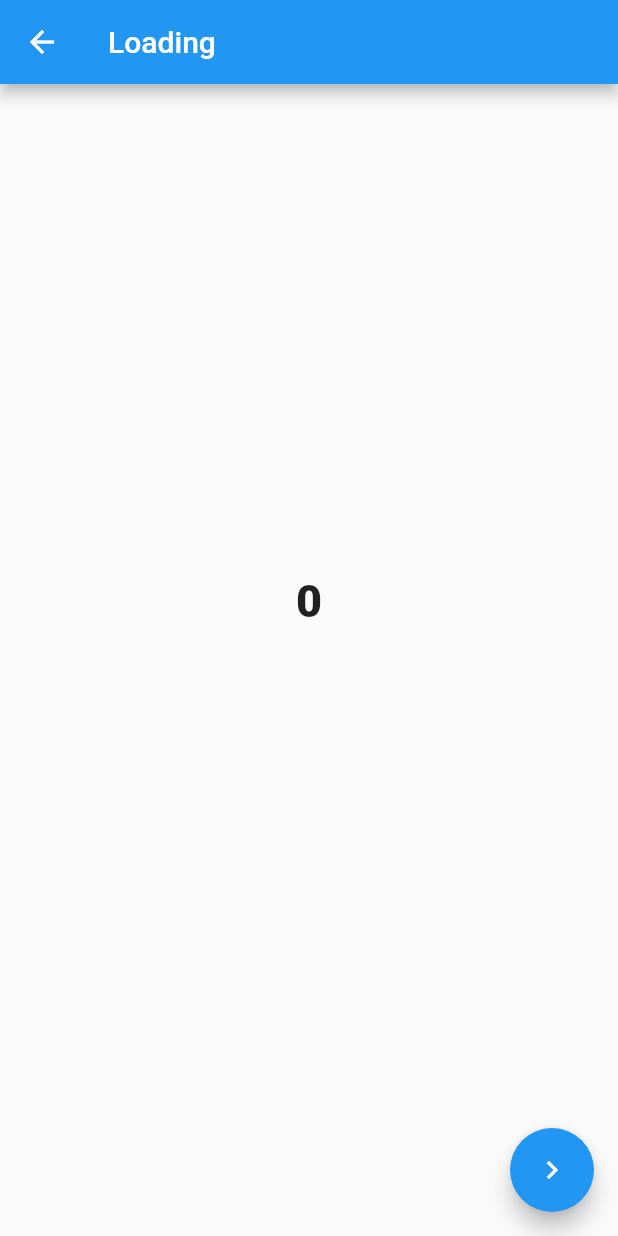
After one commit to zzpmaster/flutter_3d_card, a Flutter app: the screen it shows after launch, after a tap on "Loading", on a phone screen of 412 x 824 dp. The commit adds this screen. Run offline on Flutter 3.47's test engine with Material 2 defaults, Android fonts, the light colour scheme and no system bars; our stand-ins replace flutter_svg.

Commit message:
add loading

```diff
--- a/lib/animation_list.dart
+++ b/lib/animation_list.dart
@@ -1,4 +1,5 @@
 import 'package:flutter/material.dart';
+import 'package:flutter_animation/loading_animation.dart';
 import 'package:flutter_animation/tween_animation_page.dart';
 import 'package:flutter_animation/dashboard.dart';
 
@@ -18,9 +19,19 @@ class AnimationList extends StatelessWidget {
           child: ElevatedButton(
             onPressed: () {
               Navigator.of(context).push(MaterialPageRoute(
-                  builder: (context) => TweenAnimationPage()));
+                  builder: (context) => const TweenAnimationPage()));
             },
             child: const Text('Tween Animation'),
+          ),
+        ),
+        Padding(
+          padding: const EdgeInsets.only(top: 20),
+          child: ElevatedButton(
+            onPressed: () {
+              Navigator.of(context).push(MaterialPageRoute(
+                  builder: (context) => const LoadingAnimation()));
+            },
+            child: const Text('Loading'),
           ),
         ),
         Padding(
--- /dev/null
+++ b/lib/loading_animation.dart
@@ -0,0 +1,64 @@
+import 'package:flutter/material.dart';
+
+class LoadingAnimation extends StatefulWidget {
+  const LoadingAnimation({Key? key}) : super(key: key);
+
+  @override
+  State<LoadingAnimation> createState() => _LoadingAnimationState();
+}
+
+class _LoadingAnimationState extends State<LoadingAnimation> {
+  int counter = 0;
+  int old = -1;
+  @override
+  Widget build(BuildContext context) {
+    return Scaffold(
+      appBar: AppBar(
+        title: const Text('Loading'),
+      ),
+      body: Center(
+        child: TweenAnimationBuilder<double>(
+          tween: Tween(begin: 0.0, end: 1.0),
+          // curve: Curves.linear,
+          key: Key(counter.toString()),
+          duration: const Duration(milliseconds: 700),
+          builder: (context, value, child) {
+            return Stack(
+              children: [
+                // if (old != -1)
+                Transform.translate(
+                  offset: Offset(0.0, 1 - value * 40),
+                  child: Text(
+                    '$counter',
+                    style: const TextStyle(
+                        fontWeight: FontWeight.w900, fontSize: 30),
+                  ),
+                ),
+                if (old != -1)
+                  Transform.translate(
+                    offset: Offset(0.0, -40 * value),
+                    child: Opacity(
+                      child: child!,
+                      opacity: 1 - value,
+                    ),
+                  )
+              ],
+            );
+          },
+          child: Text(
+            '$old',
+            style: const TextStyle(fontWeight: FontWeight.w900, fontSize: 30),
+          ),
+        ),
+      ),
+      floatingActionButton: FloatingActionButton(
+          child: Icon(Icons.navigate_next),
+          onPressed: () {
+            old = counter;
+            setState(() {
+              counter = counter + 1;
+            });
+          }),
+    );
+  }
+}
```
